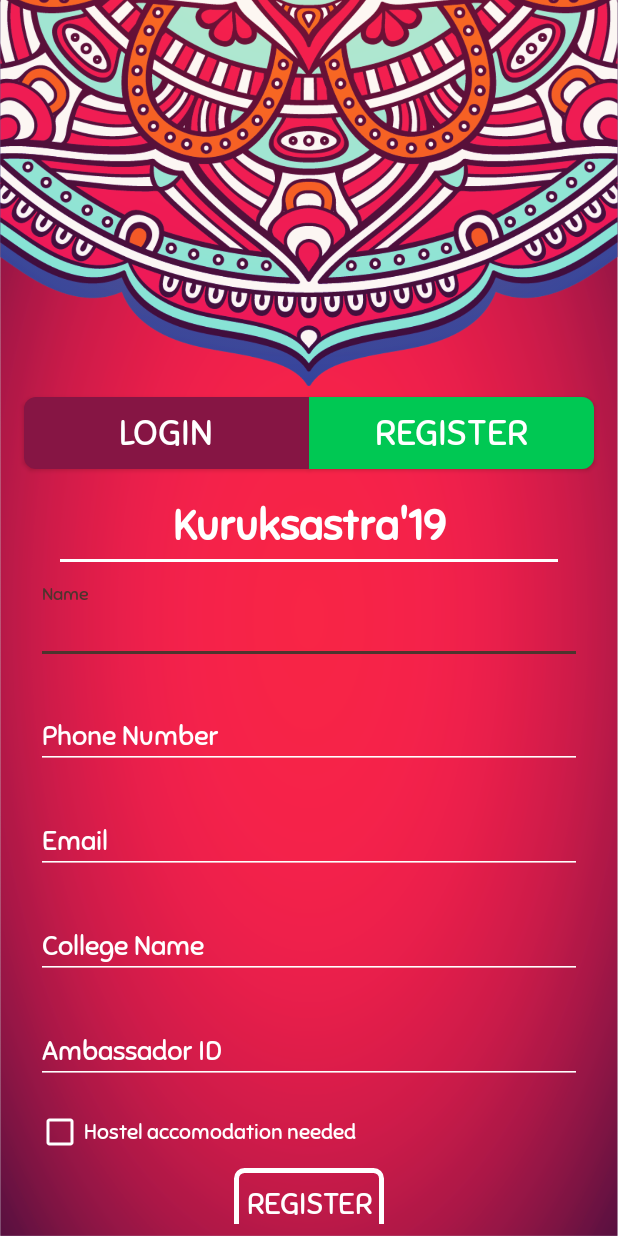
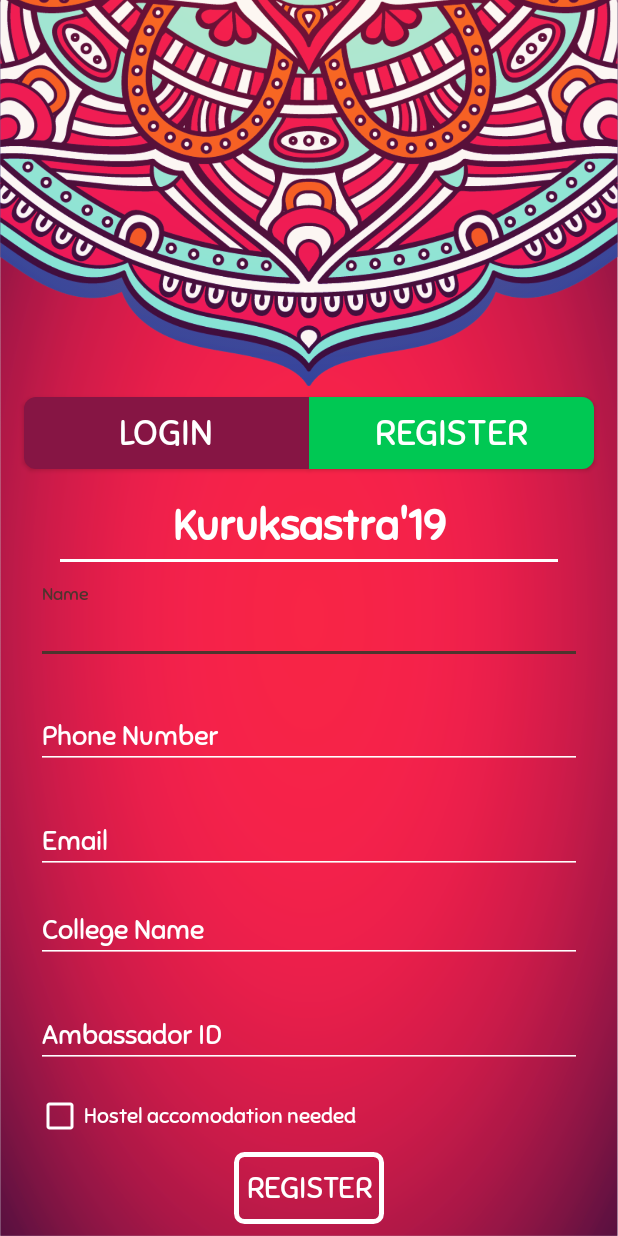
Before and after one commit to kavinraju/KS19_Participant_App, an Android app: the screen it shows after launch (LoginActivity), after a tap on "REGISTER", on a phone screen of 412 x 824 dp. Run offline under Robolectric (Android 15) with nearby library versions, the phone set to English and light mode, and no system bars; our stand-ins replace ButterKnife, Picasso; pictures from the network do not load.

Commit message:
added auto complete college list (local)

```diff
--- a/app/src/main/AndroidManifest.xml
+++ b/app/src/main/AndroidManifest.xml
@@ -44,6 +44,7 @@
         <activity
             android:name=".LoginActivity"
             android:label="@string/app_name"
+            android:windowSoftInputMode="stateHidden|adjustResize"
             android:theme="@style/AppTheme.NoActionBarWithTranslucentStatusBar"
             android:screenOrientation="portrait"
             android:configChanges="orientation|keyboardHidden">
--- a/app/src/main/java/dpi/ks19/participantapp/Fragments/RegisterPagerFragment.java
+++ b/app/src/main/java/dpi/ks19/participantapp/Fragments/RegisterPagerFragment.java
@@ -2,6 +2,7 @@ package dpi.ks19.participantapp.Fragments;
 
 import android.app.ProgressDialog;
 import android.content.Intent;
+import android.graphics.Color;
 import android.os.Bundle;
 import android.support.annotation.NonNull;
 import android.support.annotation.Nullable;
@@ -11,6 +12,8 @@ import android.util.Log;
 import android.view.LayoutInflater;
 import android.view.View;
 import android.view.ViewGroup;
+import android.widget.ArrayAdapter;
+import android.widget.AutoCompleteTextView;
 import android.widget.EditText;
 import android.widget.Toast;
 
@@ -33,14 +36,15 @@ public class RegisterPagerFragment extends Fragment implements OTPInterface, Otp
     EditText et_register_email;
     @BindView(R.id.et_register_password)
     EditText et_register_password;
-    @BindView(R.id.et_register_college_name)
-    EditText et_register_college_name;
     @BindView(R.id.et_register_ambassador_id)
     EditText et_register_ambassador_id;
+    @BindView(R.id.autoCompleteTextView)
+    AutoCompleteTextView autoCompleteTextView;
 
     View v;
     ProgressDialog progressDialog;
     int COLLEGE_NAME =120;
+    String[] colleges ={"SASTRA","SRM","VIT","Saranathan","SRM TRP","SRM TRP","SRM TRP","SRM TRP","SRM TRP","SRM TRP","SRM TRP","SRM TRP"};
 
     public RegisterPagerFragment() {
     }
@@ -54,12 +58,16 @@ public class RegisterPagerFragment extends Fragment implements OTPInterface, Otp
         v = inflater.inflate(R.layout.frag_register, container, false);
         ButterKnife.bind(this,v);
 
-        et_register_college_name.setOnClickListener(new View.OnClickListener() {
-            @Override
-            public void onClick(View v) {
-                startActivityForResult(new Intent(getActivity(), CollegeListActivity.class),COLLEGE_NAME);
-            }
-        });
+        ArrayAdapter<String> adapter = new ArrayAdapter<String>
+                (getActivity(),android.R.layout.select_dialog_item,colleges);
+        //Getting the instance of AutoCompleteTextView
+        AutoCompleteTextView actv =  (AutoCompleteTextView)autoCompleteTextView;
+        actv.setThreshold(1);//will start working from first character
+        actv.setAdapter(adapter);//setting the adapter data into the AutoCompleteTextView
+        actv.setTextColor(Color.WHITE);
+
+
+
         return v;
     }
 
@@ -68,8 +76,7 @@ public class RegisterPagerFragment extends Fragment implements OTPInterface, Otp
     public void onClickRegister(View  view){
 
         if (et_register_name.getText().toString().isEmpty() || et__register_phoneNumber.getText().toString().isEmpty() ||
-        et_register_email.getText().toString().isEmpty() ||
-        et_register_college_name.getText().toString().isEmpty()){
+        autoCompleteTextView.getText().toString().isEmpty()){
 
             Snackbar.make(view, "All the fields are required", Snackbar.LENGTH_LONG)
                     .setAction("Action", null).show();
@@ -99,7 +106,7 @@ public class RegisterPagerFragment extends Fragment implements OTPInterface, Otp
             ApiHelper.getInstance(getActivity()).registerUser(et_register_name.getText().toString().trim(),
                     et_register_password.getText().toString().trim(),
                     et__register_phoneNumber.getText().toString().trim(),
-                    et_register_college_name.getText().toString().trim(),
+                    autoCompleteTextView.getText().toString().trim(),
                     et_register_ambassador_id.getText().toString().trim(),
                     true);
             Toast.makeText(getActivity(), "Registered Successfully Please Login to proceed.", Toast.LENGTH_SHORT).show();
@@ -125,7 +132,7 @@ public class RegisterPagerFragment extends Fragment implements OTPInterface, Otp
     public void onActivityResult(int requestCode, int resultCode, Intent data) {
         super.onActivityResult(requestCode, resultCode, data);
         if(requestCode == COLLEGE_NAME && data != null){
-            et_register_college_name.setText(data.getStringExtra(getString(R.string.college_name)));
+            autoCompleteTextView.setText(data.getStringExtra(getString(R.string.college_name)));
         }else{
             Snackbar.make(v, "Choose your College", Snackbar.LENGTH_LONG)
                     .setAction("Action", null).show();
--- a/app/src/main/res/layout/frag_register.xml
+++ b/app/src/main/res/layout/frag_register.xml
@@ -167,32 +167,26 @@
 
             </android.support.design.widget.TextInputLayout>
 
-            <android.support.design.widget.TextInputLayout
-                android:id="@+id/textInput_college_name"
-                android:layout_width="match_parent"
-                android:layout_height="wrap_content"
-                android:layout_marginStart="@dimen/margin_16dp"
-                android:layout_marginTop="@dimen/margin_16dp"
-                android:layout_marginEnd="@dimen/margin_16dp"
-                android:backgroundTint="@android:color/white"
-                android:hint="@string/college_name"
-                android:textColor="@android:color/white"
-                android:textColorHint="@android:color/white"
-                app:layout_constraintEnd_toEndOf="parent"
-                app:layout_constraintStart_toStartOf="parent"
-                app:layout_constraintTop_toBottomOf="@id/textInput_password">
+                <AutoCompleteTextView
+                    android:id="@+id/autoCompleteTextView"
+                    android:hint="@string/college_name"
+                    android:layout_width="match_parent"
+                    app:layout_constraintEnd_toEndOf="parent"
+                    app:layout_constraintStart_toStartOf="parent"
+                    app:layout_constraintTop_toBottomOf="@id/textInput_password"
+                    android:backgroundTint="@android:color/white"
+                    android:layout_marginStart="@dimen/margin_16dp"
+                    android:layout_marginTop="@dimen/margin_16dp"
+                    android:layout_marginEnd="@dimen/margin_16dp"
+                    android:fontFamily="@font/sniglet_regular"
+                    android:textColorHint="@android:color/white"
+                    android:layout_height="wrap_content"
+                    android:textColor="@android:color/white"
+                    android:text="" />
 
-                <EditText
-                    android:id="@+id/et_register_college_name"
-                    android:layout_width="match_parent"
-                    android:layout_height="wrap_content"
-                    android:backgroundTint="@android:color/white"
-                    android:focusableInTouchMode="false"
-                    android:fontFamily="@font/sniglet_regular"
-                    android:inputType="textPersonName"
-                    android:textColor="@android:color/white" />
 
-            </android.support.design.widget.TextInputLayout>
+
+
 
             <android.support.design.widget.TextInputLayout
                 android:id="@+id/textInput_ambassador_id"
@@ -207,7 +201,7 @@
                 android:textColorHint="@android:color/white"
                 app:layout_constraintEnd_toEndOf="parent"
                 app:layout_constraintStart_toStartOf="parent"
-                app:layout_constraintTop_toBottomOf="@id/textInput_college_name">
+                app:layout_constraintTop_toBottomOf="@id/autoCompleteTextView">
 
                 <EditText
                     android:id="@+id/et_register_ambassador_id"
```
Also changed, not shown: app/src/main/res/layout/select_dialog_item.xml (added, +15 -0 lines).
